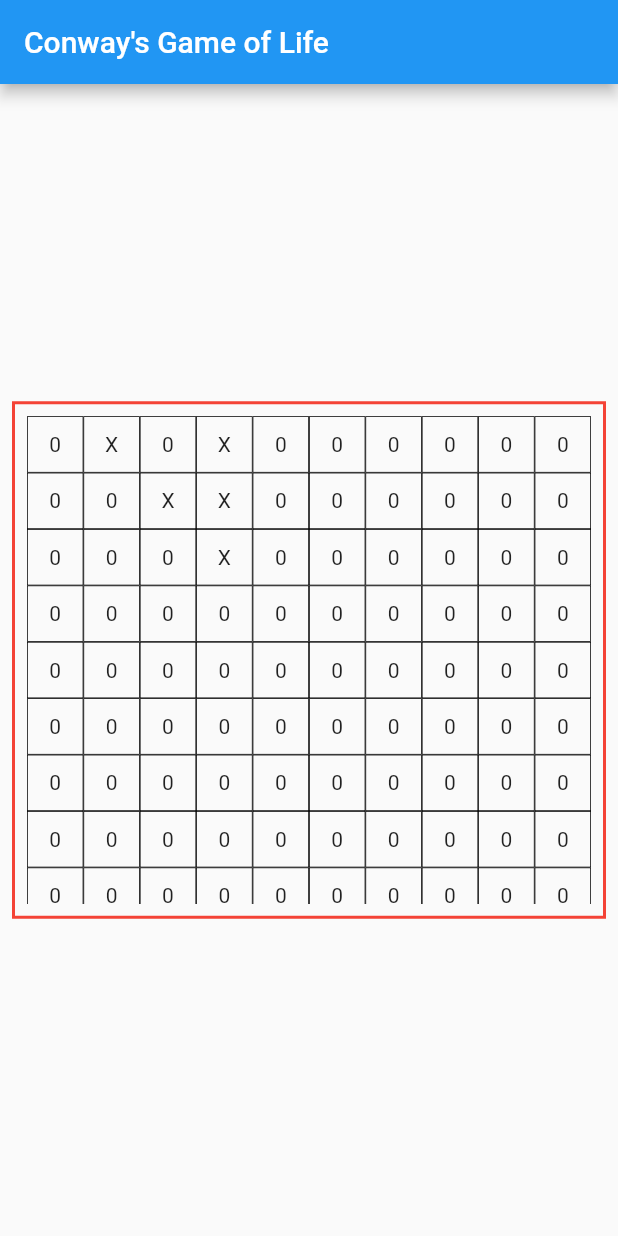
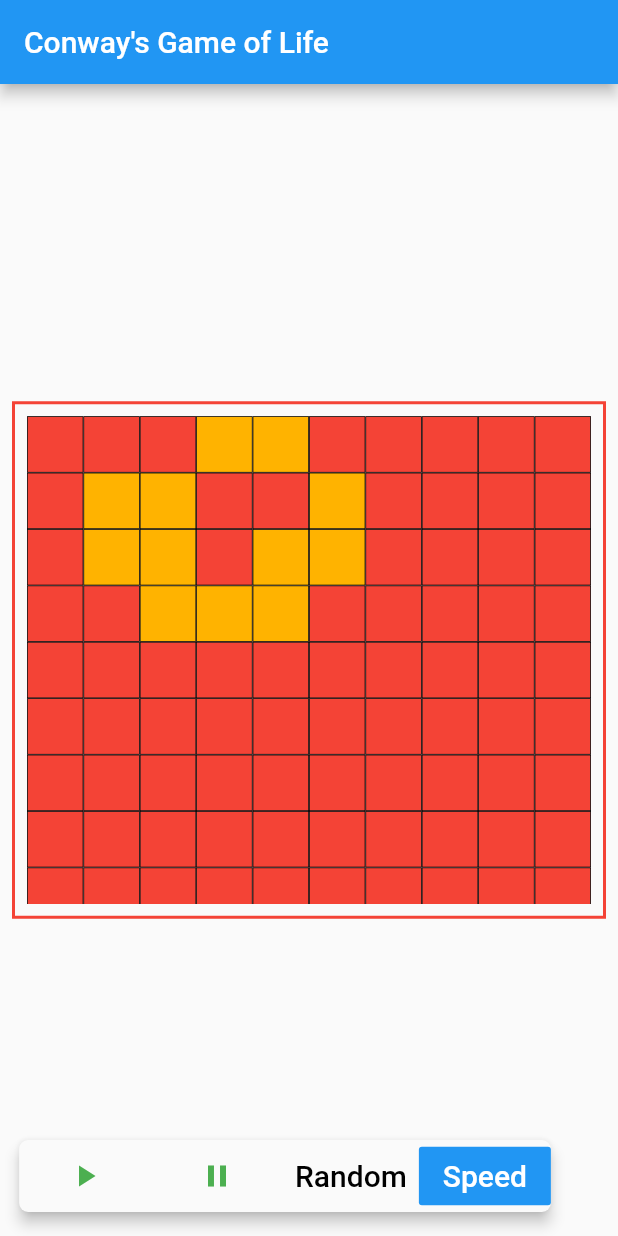
Before and after one commit to 372groupproject/milestones-team00-henryn098-laser, a Flutter app: the screen it shows after launch, on a phone screen of 412 x 824 dp. Run offline on Flutter 3.47's test engine with Material 2 defaults, Android fonts, the phone set to English and light mode, and no system bars.

Commit message:
Refactored everything and added buttons

```diff
--- a/milestone5/game-of-life/lib/ConfigBoards.dart
+++ b/milestone5/game-of-life/lib/Models/BoardModels.dart
@@ -1,4 +1,5 @@
-import 'package:gameoflife/CellContainer.dart';
+import 'package:gameoflife/Models/CellContainer.dart';
+import 'dart:math';
 
 CellContainer configBoardTestRepeatingLine(int cols, int rows){
   CellContainer board = new CellContainer(cols,rows);
@@ -24,3 +25,9 @@ CellContainer configBoardTestGlider(int cols, int rows){
     board.cellAt(3,2).alive = true;
   return board;
 }
+
+CellContainer randomBoard(int cols, int rows) {
+  List<CellContainer> boards = [configBoardTestRepeatingLine(cols, rows), configBoardTest2cell(), configBoardTestGlider(cols, rows)];
+
+  return boards[Random().nextInt(3)];
+}
--- a/milestone5/game-of-life/lib/CellContainer.dart
+++ b/milestone5/game-of-life/lib/Models/CellContainer.dart
@@ -1,8 +1,6 @@
 /*this is a container class to hold cells,
 it makes up the board on which the cells will
 live and die*/
-
-import 'package:flutter/cupertino.dart';
 
 import 'cell.dart';
 
--- a/milestone5/game-of-life/lib/main.dart
+++ b/milestone5/game-of-life/lib/main.dart
@@ -1,6 +1,7 @@
 import 'package:flutter/material.dart';
-import 'package:gameoflife/CellContainer.dart';
-import 'package:gameoflife/ConfigBoards.dart';
+import 'package:gameoflife/Models/cell.dart';
+import 'package:gameoflife/Models/CellContainer.dart';
+import 'package:gameoflife/Models/BoardModels.dart';
 
 //import 'package:flutter_webview_plugin/flutter_webview_plugin.dart';
 //import 'package:splashscreen/splashscreen.dart';
@@ -57,26 +58,84 @@ class MyHomePage extends StatefulWidget {
 }
 
 class _MyHomePageState extends State<MyHomePage> {
-  final int gridSize = 10;
+  final int ROWS = 10;
+  final int COLS = 10;
+
   CellContainer board;
+  bool isPaused = false;
+  //bool isGameOver = false;
 
   // init board
   _MyHomePageState() {
-    board = configBoardTestGlider(gridSize, gridSize);
+    board = configBoardTestGlider(ROWS, COLS);
+
+    runGame();
+  }
+
+  void runGame() async {
+    while (!isGameOver()) {
+      await Future.delayed(Duration(seconds: 1));
+
+      if (!isPaused) {
+        tick(); // update the board
+      }
+    }
+  }
+
+  // do a lazy scan of the entire board
+  bool isGameOver() {
+    return false;
+  }
+
+  //the method which drives the game
+  void tick() {
+    Cell currCell;
+    Cell newCell;
+    CellContainer newBoard = new CellContainer(ROWS, COLS);
+
+    for (int r = 0; r < board.maxRowIdx; r++){
+      for (int c = 0; c < board.maxColIdx; c++){
+        currCell = board.cellAt(c,r);
+        newCell  = newBoard.cellAt(c,r);
+        newCell.alive =
+          cellState(currCell, board.countNeighbors(currCell));
+      }
+    }
+
+    setState(() {
+      board = newBoard;
+    });
+  }
+
+  /*returns a cell state based on the number of neighbors,
+  and whether or not the cell is currently alive*/
+  bool cellState(Cell cell, int neighbors){
+    //underpopulation
+    if (neighbors < 2 || neighbors > 3){
+      return false;
+    }
+    if (neighbors == 2){
+      return cell.isAlive;
+    }
+    if (neighbors == 3){
+      return true;
+    }
+    return false; //catchall, should never logically hit
   }
 
   Widget _buildGridItems(BuildContext context, int index) {
     int x, y = 0;
 
-    x = (index / gridSize).floor();
-    y = (index % gridSize);
+    x = (index / ROWS).floor();
+    y = (index % ROWS);
 
     return GestureDetector(
       //onTap: () => _gridItemTapped(x, y),
       child: GridTile(
         child: Container(
           decoration: BoxDecoration(
-            border: Border.all(color: Colors.black, width: 0.5)
+            border: Border.all(color: Colors.black, width: 0.5),
+            color: board.cellAt(y, x).toString() == 'X' ? Colors.amber[600] : Colors.red
           ),
           child: Center(
             child: _buildGridItem(x, y),
@@ -87,7 +146,7 @@ class _MyHomePageState extends State<MyHomePage> {
   }
 
   Widget _buildGridItem(int x, int y) {
-    return Center(child: Text(board.cellAt(y, x).toString()));
+    //return Text(board.cellAt(y, x).toString());
   }
 
   Widget _buildGameBody() {
@@ -126,6 +185,72 @@ class _MyHomePageState extends State<MyHomePage> {
     ]);
   }
 
+  Widget appFooter() {
+    return Container(
+      child: Material(
+        elevation: 4.0,
+        borderRadius: BorderRadius.all(Radius.circular(6.0)),
+        child: Wrap(
+          direction: Axis.horizontal,
+          children: <Widget>[
+            FlatButton(
+              disabledColor: Colors.grey,
+              disabledTextColor: Colors.black,
+              padding: EdgeInsets.all(8.0),
+              splashColor: Colors.blueAccent,
+              onPressed: () {
+                isPaused = false;
+              },
+              child: Icon(Icons.play_arrow, color: Colors.green, size: 24.0),
+            ),
+            FlatButton(
+              disabledColor: Colors.grey,
+              disabledTextColor: Colors.black,
+              padding: EdgeInsets.all(8.0),
+              splashColor: Colors.blueAccent,
+              onPressed: () {
+                isPaused = true;
+              },
+              child: Icon(Icons.pause, color: Colors.green, size: 24.0),
+            ),
+            FlatButton(
+              textColor: Colors.black,
+              disabledColor: Colors.grey,
+              disabledTextColor: Colors.black,
+              padding: EdgeInsets.all(8.0),
+              splashColor: Colors.blueAccent,
+              onPressed: () {
+                setState(() {
+                  board = randomBoard(COLS, ROWS);
+                });
+                //runGame();
+              },
+              child: Text(
+                "Random",
+                style: TextStyle(fontSize: 20.0),
+              ),
+            ),
+            FlatButton(
+              color: Colors.blue,
+              textColor: Colors.white,
+              disabledColor: Colors.grey,
+              disabledTextColor: Colors.black,
+              padding: EdgeInsets.all(8.0),
+              splashColor: Colors.blueAccent,
+              onPressed: () {
+                /*...*/
+              },
+              child: Text(
+                "Speed",
+                style: TextStyle(fontSize: 20.0),
+              ),
+            ),
+          ],
+        ),
+      ),
+    );
+  }
+
   @override
   Widget build(BuildContext context) { // equivalent to render in React
     // This method is rerun every time setState is called, for instance as done
@@ -141,6 +266,7 @@ class _MyHomePageState extends State<MyHomePage> {
         title: Text(widget.title),
       ),
       body: _buildGameBody(),
+      floatingActionButton: Row(mainAxisAlignment: MainAxisAlignment.center, children: [appFooter()]),
     );
   }
 }
```
Also changed, not shown: milestone5/game-of-life/lib/Life.dart (deleted, +0 -60 lines), milestone5/game-of-life/lib/Models/Cell.dart (renamed from milestone5/game-of-life/lib/Cell.dart).
